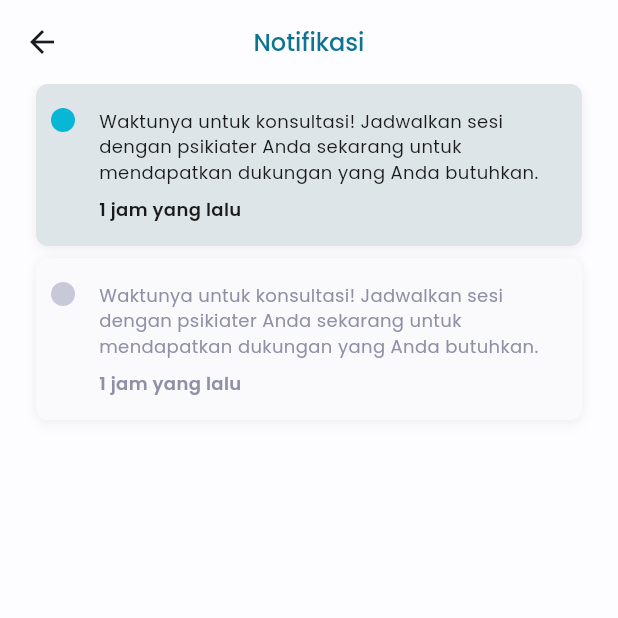
After one commit to Kelompok-6-Capstone-Alterra-2024/mental-health-care-mobile, a Flutter app: the screen it shows after launch, after a tap on an icon or button, on a phone screen of 412 x 824 dp, the top half of it. The commit adds this screen. Run offline on Flutter 3.47's test engine with Material 3 defaults, Android fonts, the phone set to English and light mode, and no system bars; our stand-ins replace flutter_svg, gap, get.

Commit message:
feat: adding nontification view

```diff
--- /dev/null
+++ b/lib/app/modules/home/notification/bindings/notification_binding.dart
@@ -0,0 +1,12 @@
+import 'package:get/get.dart';
+
+import '../controllers/notification_controller.dart';
+
+class NotificationBinding extends Bindings {
+  @override
+  void dependencies() {
+    Get.lazyPut<NotificationController>(
+      () => NotificationController(),
+    );
+  }
+}
--- /dev/null
+++ b/lib/app/modules/home/notification/controllers/notification_controller.dart
@@ -0,0 +1,23 @@
+import 'package:get/get.dart';
+
+class NotificationController extends GetxController {
+  //TODO: Implement NotificationController
+
+  final count = 0.obs;
+  @override
+  void onInit() {
+    super.onInit();
+  }
+
+  @override
+  void onReady() {
+    super.onReady();
+  }
+
+  @override
+  void onClose() {
+    super.onClose();
+  }
+
+  void increment() => count.value++;
+}
--- /dev/null
+++ b/lib/app/modules/home/notification/views/components/notification_card.dart
@@ -0,0 +1,64 @@
+import 'package:flutter/material.dart';
+import 'package:gap/gap.dart';
+import 'package:get/get_connect/http/src/utils/utils.dart';
+
+import '../../../../../../constant/constant.dart';
+
+class NotificationCard extends StatelessWidget {
+  final String message;
+  final Color textColor;
+  final Color status;
+  final Color backgroundColor;
+  const NotificationCard({
+    super.key,
+    required this.message,
+    required this.textColor,
+    required this.status,
+    required this.backgroundColor,
+
+  });
+
+  @override
+  Widget build(BuildContext context) {
+    return Container(
+      padding: const EdgeInsets.symmetric(horizontal: 10, vertical: 16),
+      margin: const EdgeInsets.only(bottom: 8),
+      decoration: BoxDecoration(
+        color: backgroundColor,
+        borderRadius: BorderRadius.circular(8),
+        boxShadow: [
+          blur4,
+          blur8,
+        ]
+      ),
+      child: Row(
+        crossAxisAlignment: CrossAxisAlignment.start,
+        children: [
+          CircleAvatar(
+            radius: 8,
+            backgroundColor: status,
+          ),
+          const Gap(16),
+          Expanded(
+            child: Column(
+              crossAxisAlignment: CrossAxisAlignment.start,
+              children: [
+                Text(
+                  'Waktunya untuk konsultasi! Jadwalkan sesi dengan psikiater Anda sekarang untuk mendapatkan dukungan yang Anda butuhkan.',
+                  style: regular.copyWith(fontSize: 12, color: textColor),
+                  maxLines: 4,
+                  overflow: TextOverflow.ellipsis,
+                ),
+                const Gap(8),
+                Text(
+                  '1 jam yang lalu',
+                  style: semiBold.copyWith(fontSize: 12, color: textColor),
+                )
+              ],
+            ),
+          ),
+        ],
+      ),
+    );
+  }
+}
--- /dev/null
+++ b/lib/app/modules/home/notification/views/notification_view.dart
@@ -0,0 +1,47 @@
+import 'package:flutter/material.dart';
+import 'package:gap/gap.dart';
+
+import 'package:get/get.dart';
+import 'package:mindease/constant/constant.dart';
+
+import '../controllers/notification_controller.dart';
+import 'components/notification_card.dart';
+
+class NotificationView extends GetView<NotificationController> {
+  const NotificationView({Key? key}) : super(key: key);
+  @override
+  Widget build(BuildContext context) {
+    return Scaffold(
+      appBar: AppBar(
+        title: Text(
+          'Notifikasi',
+          style: medium.copyWith(fontSize: 16, color: Primary.darker),
+        ),
+        centerTitle: true,
+      ),
+      body: const Padding(
+        padding: EdgeInsets.symmetric(horizontal: 24),
+        child: Column(
+          crossAxisAlignment: CrossAxisAlignment.start,
+          children: [
+            NotificationCard(
+              message:
+                  'Waktunya untuk konsultasi! Jadwalkan sesi dengan psikiater Anda sekarang untuk mendapatkan dukungan yang Anda butuhkan.',
+              textColor: Neutral.dark1,
+              status: Primary.mainColor,
+              backgroundColor: Neutral.light1,
+            ),
+            NotificationCard(
+              message:
+                  'Waktunya untuk konsultasi! Jadwalkan sesi dengan psikiater Anda sekarang untuk mendapatkan dukungan yang Anda butuhkan.',
+              textColor: Neutral.dark3,
+              status: Neutral.dark4,
+              backgroundColor: Neutral.light3,
+            ),
+
+          ],
+        ),
+      ),
+    );
+  }
+}
--- a/lib/app/modules/home/views/home_view.dart
+++ b/lib/app/modules/home/views/home_view.dart
@@ -1,7 +1,9 @@
+import 'package:flutter/cupertino.dart';
 import 'package:flutter/material.dart';
 import 'package:flutter/widgets.dart';
 import 'package:flutter_svg/flutter_svg.dart';
 import 'package:get/get.dart';
+import 'package:mindease/app/routes/app_pages.dart';
 import 'package:mindease/constant/constant.dart';
 import '../controllers/home_controller.dart';
 import 'package:gap/gap.dart';
@@ -43,7 +45,15 @@ class HomeView extends GetView<HomeController> {
                               )
                             ],
                           ),
-                          SvgPicture.asset('assets/icons/Bell.svg')
+                          GestureDetector(
+                            onTap: () {
+                              Get.toNamed(Routes.NOTIFICATION);
+                            },
+                            child: SvgPicture.asset(
+                              'assets/icons/Bell.svg',
+                              width: 24,
+                            ),
+                          )
                         ],
                       ),
                       const Gap(32),
@@ -83,13 +93,16 @@ class HomeView extends GetView<HomeController> {
                             scrollDirection: Axis.horizontal,
                             itemCount: 7,
                             itemBuilder: (context, index) {
-                            final isSelected = index == controller.selectedMood.value;
+                              final isSelected =
+                                  index == controller.selectedMood.value;
                               return MoodCard(
                                 onTap: () {
                                   controller.selectMood(index);
                                 },
                                 icon: 'assets/icons/empty-mood.svg',
-                              color: isSelected ? Primary.mainColor : Neutral.transparent,
+                                color: isSelected
+                                    ? Primary.mainColor
+                                    : Neutral.transparent,
                               );
                             },
                           ),
@@ -156,6 +169,7 @@ class HomeView extends GetView<HomeController> {
           ),
         ),
         floatingActionButton: FloatingActionButton(
+          heroTag: 'therapy',
           shape: const CircleBorder(),
           elevation: 0,
           onPressed: () {},
--- a/lib/app/modules/navigation/views/navigation_view.dart
+++ b/lib/app/modules/navigation/views/navigation_view.dart
@@ -30,6 +30,8 @@ class NavigationView extends GetView<NavigationController> {
             topRight: Radius.circular(36),
           ),
           child: BottomAppBar(
+            surfaceTintColor: Neutral.transparent,
+            shadowColor: Neutral.transparent,
             height: 80,
             color: Neutral.light1,
             elevation: 0,
--- a/lib/app/routes/app_pages.dart
+++ b/lib/app/routes/app_pages.dart
@@ -1,6 +1,8 @@
 import 'package:get/get.dart';
 
 import '../modules/home/bindings/home_binding.dart';
+import '../modules/home/notification/bindings/notification_binding.dart';
+import '../modules/home/notification/views/notification_view.dart';
 import '../modules/home/views/home_view.dart';
 import '../modules/navigation/bindings/navigation_binding.dart';
 import '../modules/navigation/views/navigation_view.dart';
@@ -17,6 +19,13 @@ class AppPages {
       name: _Paths.HOME,
       page: () => const HomeView(),
       binding: HomeBinding(),
+      children: [
+        GetPage(
+          name: _Paths.NOTIFICATION,
+          page: () => const NotificationView(),
+          binding: NotificationBinding(),
+        ),
+      ],
     ),
     GetPage(
       name: _Paths.NAVIGATION,
--- a/lib/app/routes/app_routes.dart
+++ b/lib/app/routes/app_routes.dart
@@ -5,10 +5,12 @@ abstract class Routes {
   Routes._();
   static const HOME = _Paths.HOME;
   static const NAVIGATION = _Paths.NAVIGATION;
+  static const NOTIFICATION = _Paths.HOME + _Paths.NOTIFICATION;
 }
 
 abstract class _Paths {
   _Paths._();
   static const HOME = '/home';
   static const NAVIGATION = '/navigation';
+  static const NOTIFICATION = '/notification';
 }
```
Lines whose indentation alone changed are shown as unchanged.
